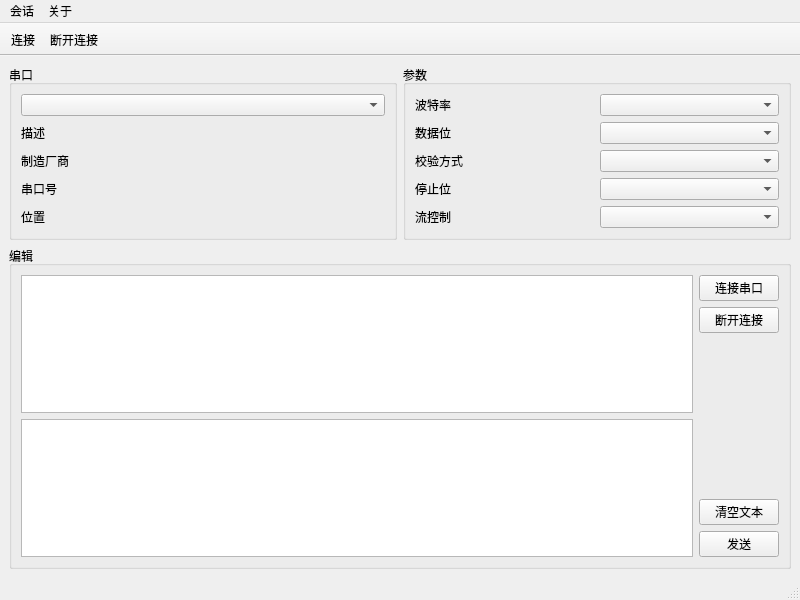
First picture: the form in mainwindow.ui, repository wenfa1999/sendSerial, before the edit.
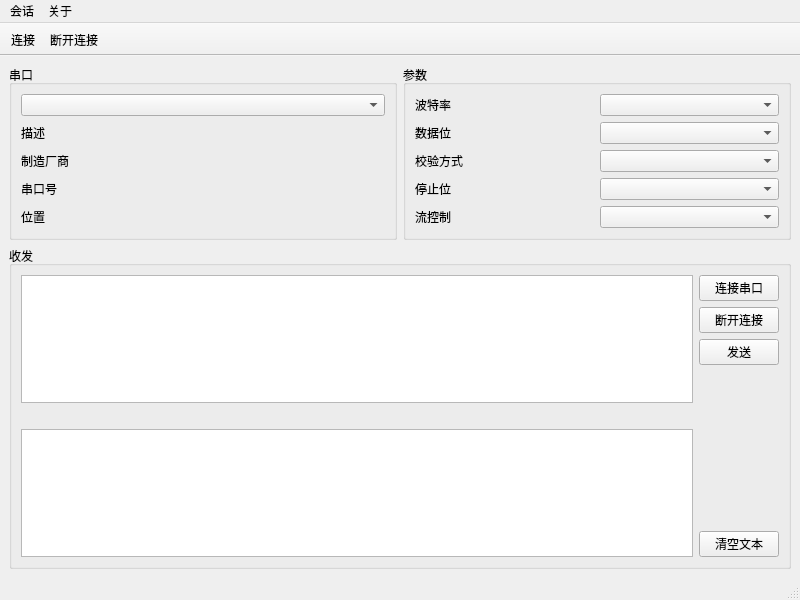
Second picture: the form after the edit.

```diff
--- a/mainwindow.ui
+++ b/mainwindow.ui
@@ -80,7 +80,7 @@
     <item row="1" column="0" colspan="2">
      <widget class="QGroupBox" name="groupBox_3">
       <property name="title">
-       <string>编辑</string>
+       <string>收发</string>
       </property>
       <layout class="QHBoxLayout" name="horizontalLayout_2">
        <item>
@@ -92,6 +92,19 @@
            </property>
           </widget>
          </item>
+         <item>
+          <spacer name="horizontalSpacer">
+           <property name="orientation">
+            <enum>Qt::Horizontal</enum>
+           </property>
+           <property name="sizeHint" stdset="0">
+            <size>
+             <width>40</width>
+             <height>20</height>
+            </size>
+           </property>
+          </spacer>
+         </item>
          <item>
           <widget class="QTextBrowser" name="receiveBrowser"/>
          </item>
@@ -113,6 +126,13 @@
            </property>
           </widget>
          </item>
+         <item>
+          <widget class="QPushButton" name="sendBtn">
+           <property name="text">
+            <string>发送</string>
+           </property>
+          </widget>
+         </item>
          <item>
           <spacer name="verticalSpacer_2">
            <property name="orientation">
@@ -133,13 +153,6 @@
            </property>
           </widget>
          </item>
-         <item>
-          <widget class="QPushButton" name="sendBtn">
-           <property name="text">
-            <string>发送</string>
-           </property>
-          </widget>
-         </item>
         </layout>
        </item>
       </layout>
```
Left out of the diff: 4 changed lines with no effect on the pictures.
